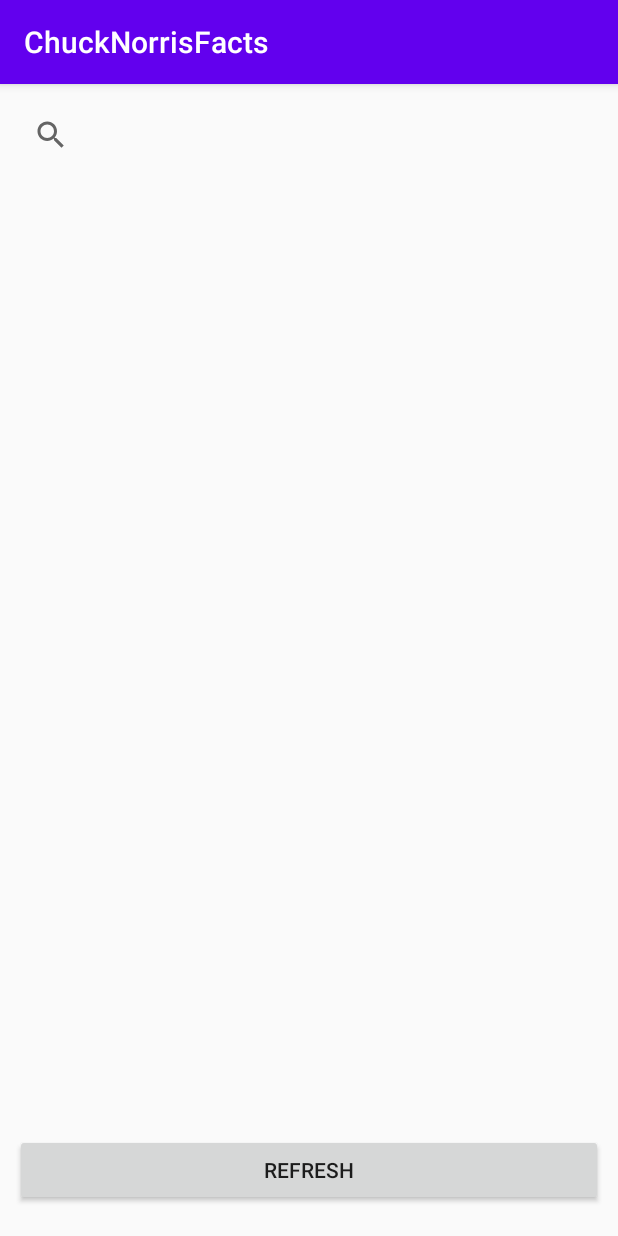
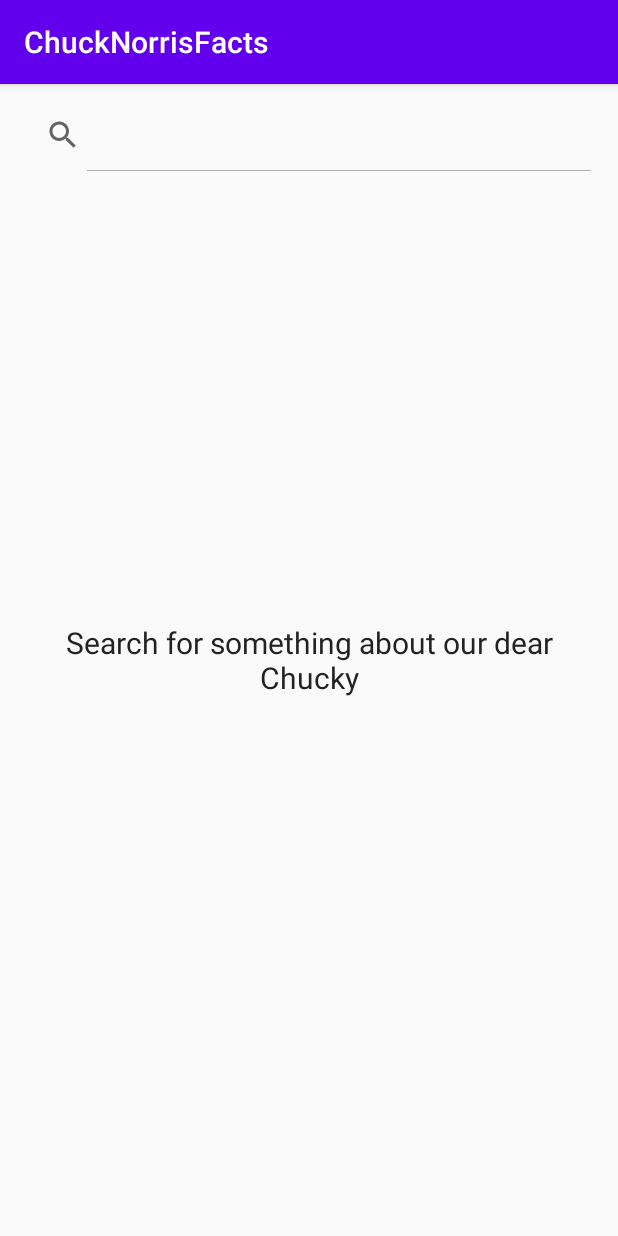
Before and after one commit to WillianKleckus/ChuckNorrisFacts, an Android app: the screen it shows after launch (MainActivity), on a phone screen of 412 x 824 dp. Run offline under Robolectric (Android 15) with nearby library versions, the phone set to English and light mode, and no system bars; our stand-ins replace RxJava.

Commit message:
Added a message to appear when the user gets no results. Added a initial message to the app. Took out the "get a random joke" off of the MainActivity.

```diff
--- a/app/src/main/java/com/kleckus/chucknorrisfacts/ui/MainActivity.kt
+++ b/app/src/main/java/com/kleckus/chucknorrisfacts/ui/MainActivity.kt
@@ -3,6 +3,7 @@
 import android.annotation.SuppressLint
 import androidx.appcompat.app.AppCompatActivity
 import android.os.Bundle
+import android.view.View
 import androidx.appcompat.widget.SearchView
 import androidx.recyclerview.widget.LinearLayoutManager
 import com.kleckus.chucknorrisfacts.R
@@ -19,21 +20,40 @@
     override fun onCreate(savedInstanceState: Bundle?) {
         super.onCreate(savedInstanceState)
         setContentView(R.layout.activity_main)
+        initializeLayout()
+        initializeRV()
+
+        svBar.onFinnish{text ->
+            clearMessages()
+            queryForJoke(text)
+        }
+    }
+
+    private fun initializeLayout(){
+        initialMessage.visibility = View.VISIBLE
+        noResultsWindow.visibility = View.GONE
+    }
+
+    private fun initializeRV(){
         rvAdapter = JokeAdapter()
         rvJokeCard.adapter = rvAdapter
         rvJokeCard.layoutManager = LinearLayoutManager(this)
+    }
 
-        refreshButton.setOnClickListener { getRandomJoke() }
-        svBar.onFinnish{text ->
-            ChuckNorrisSystem.apiCalls.queryForJoke(text){ jokeList ->
-                rvAdapter.changeDataSet(jokeList)
-            }
+    private fun clearMessages(){
+        initialMessage.visibility = View.GONE
+        noResultsWindow.visibility = View.GONE
+    }
+
+    private fun queryForJoke(text : String){
+        ChuckNorrisSystem.apiCalls.queryForJoke(text){ jokeList ->
+            if(jokeList.isEmpty()) showNoResultsMessage()
+            rvAdapter.changeDataSet(jokeList)
         }
     }
 
-    private fun getRandomJoke(){
-        ChuckNorrisSystem.apiCalls.getRandomJoke{ joke ->
-            rvAdapter.changeDataSet(mutableListOf(joke))
-        }
+    private fun showNoResultsMessage() {
+        rvAdapter.changeDataSet(mutableListOf())
+        noResultsWindow.visibility = View.VISIBLE
     }
 }
--- a/app/src/main/res/layout/activity_main.xml
+++ b/app/src/main/res/layout/activity_main.xml
@@ -13,28 +13,56 @@
         android:layout_width="0dp"
         android:layout_height="0dp"
         android:layout_marginTop="5dp"
-        android:layout_marginBottom="5dp"
-        app:layout_constraintBottom_toTopOf="@+id/refreshButton"
+        app:layout_constraintBottom_toBottomOf="parent"
         app:layout_constraintEnd_toEndOf="parent"
         app:layout_constraintStart_toStartOf="parent"
         app:layout_constraintTop_toBottomOf="@+id/svBar" />
 
-    <Button
-        android:id="@+id/refreshButton"
-        android:layout_width="match_parent"
-        android:layout_height="wrap_content"
-        android:layout_marginBottom="10dp"
-        android:text="Refresh"
-        app:layout_constraintBottom_toBottomOf="parent"
-        app:layout_constraintEnd_toEndOf="parent"
-        app:layout_constraintStart_toStartOf="parent" />
-
     <androidx.appcompat.widget.SearchView
         android:id="@+id/svBar"
+        app:iconifiedByDefault="false"
         android:layout_width="match_parent"
         android:layout_height="wrap_content"
         app:layout_constraintEnd_toEndOf="parent"
         app:layout_constraintStart_toStartOf="parent"
         app:layout_constraintTop_toTopOf="parent" />
 
+    <LinearLayout
+        android:id="@+id/noResultsWindow"
+        android:layout_width="match_parent"
+        android:layout_height="wrap_content"
+        app:layout_constraintBottom_toBottomOf="@+id/rvJokeCard"
+        app:layout_constraintEnd_toEndOf="parent"
+        app:layout_constraintStart_toStartOf="parent"
+        app:layout_constraintTop_toTopOf="parent">
+
+        <TextView
+            android:layout_width="match_parent"
+            android:layout_height="wrap_content"
+            android:text="@string/no_results_tv"
+            android:textColor="@color/defaultFontColor"
+            android:gravity="center"
+            android:textSize="20sp" />
+
+    </LinearLayout>
+
+    <LinearLayout
+        android:id="@+id/initialMessage"
+        android:layout_width="match_parent"
+        android:layout_height="wrap_content"
+        app:layout_constraintBottom_toBottomOf="@+id/rvJokeCard"
+        app:layout_constraintEnd_toEndOf="parent"
+        app:layout_constraintStart_toStartOf="parent"
+        app:layout_constraintTop_toTopOf="parent">
+
+        <TextView
+            android:layout_width="match_parent"
+            android:layout_height="wrap_content"
+            android:text="@string/initial_message_tv"
+            android:textColor="@color/defaultFontColor"
+            android:gravity="center"
+            android:textSize="20sp" />
+
+    </LinearLayout>
+
 </androidx.constraintlayout.widget.ConstraintLayout>
--- a/app/src/main/res/values/strings.xml
+++ b/app/src/main/res/values/strings.xml
@@ -5,7 +5,12 @@
     <string name="joke_value">"Some joke should appear here"</string>
     <string name="joke_category">"Category"</string>
 
-    <!-- Buttonn -->
+    <!-- Button -->
     <string name="get_random_tv">"Get a random fact"</string>
 
+    <!-- UI Messages -->
+    <string name="no_results_tv">"Sorry, here were no results... Try searching for something else"</string>
+    <string name="initial_message_tv">"Search for something about our dear Chucky"</string>
+
+
 </resources>
```
